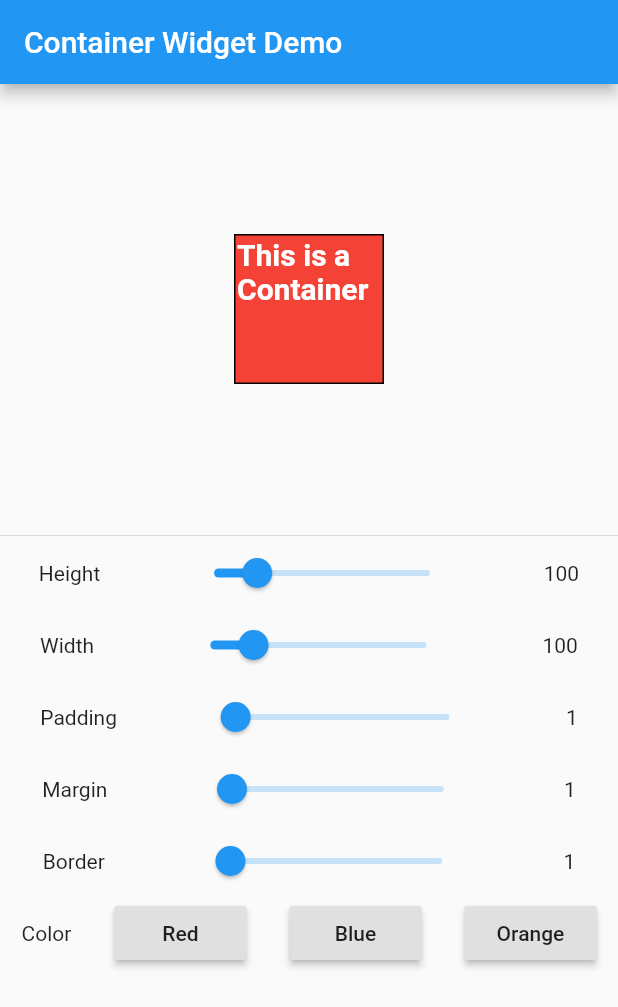
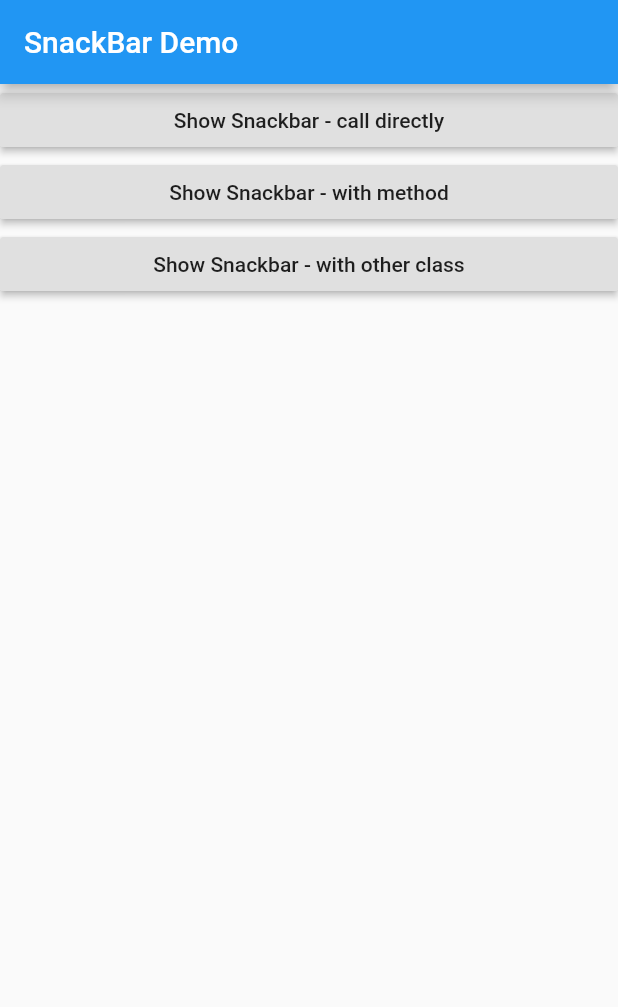
Before and after one commit to miji-lee-developer/flutter_examples, a Flutter app: the screen it shows after launch, on a phone screen of 412 x 824 dp. Shown: the top 1007 px of the screen. Run offline on Flutter 3.47's test engine with Material 2 defaults, Android fonts, the phone set to English and light mode, and no system bars.

Commit message:
Day 4. example - SnackBar Widget

```diff
--- a/lib/main.dart
+++ b/lib/main.dart
@@ -11,179 +11,95 @@ class MyApp extends StatelessWidget {
         primarySwatch: Colors.blue,
         visualDensity: VisualDensity.adaptivePlatformDensity,
       ),
-      home: ContainerWidget(title: 'Container Widget Demo'),
+      home: SnackBarWidget(title: 'SnackBar Demo'),
     );
   }
 }
 
-ContainerWidgetState pageState;
+SnackBarWidgetState pageState;
 
-class ContainerWidget extends StatefulWidget {
-  ContainerWidget({Key key, this.title}) : super(key: key);
+class SnackBarWidget extends StatefulWidget {
+  SnackBarWidget({Key key, this.title}) : super(key: key);
 
   final String title;
 
   @override
-  ContainerWidgetState createState(){
-    pageState = ContainerWidgetState();
+  SnackBarWidgetState createState() {
+    pageState = SnackBarWidgetState();
     return pageState;
   }
 }
 
-class ContainerWidgetState extends State<ContainerWidget>{
-  double _height = 100;
-  double _width = 100;
-  double _padding = 1;
-  double _margin = 1;
-  double _border = 1;
-  Color _bgColor = Colors.red;
+class SnackBarWidgetState extends State<SnackBarWidget> {
+  final scaffoldKey = GlobalKey<ScaffoldState>();
 
   @override
-  Widget build(BuildContext context){
+  Widget build(BuildContext context) {
     return Scaffold(
+      key: scaffoldKey,
       appBar: AppBar(title: Text(widget.title)),
       body: ListView(
         children: <Widget>[
-          Container(
-            height: 300,
-            child: Center(
-              child: Container(
-                height: _height,
-                width: _width,
-                padding: EdgeInsets.all(_padding),
-                margin: EdgeInsets.all(_margin),
-                decoration: BoxDecoration(
-                  color: _bgColor, border: Border.all(width: _border)
-                ),
-                child: Text(
-                  "This is a Container",
-                  style: TextStyle(
-                    color: Colors.white,
-                    fontSize: 20,
-                    fontWeight: FontWeight.bold
+          RaisedButton(
+            child: Text("Show Snackbar - call directly"),
+            onPressed: (){
+              scaffoldKey.currentState.showSnackBar(
+                SnackBar(
+                  content: Text("Did you call me?"),
+                  backgroundColor: Colors.orange,
+                  action: SnackBarAction(
+                    label: "Done",
+                    textColor: Colors.white,
+                    onPressed: (){},
                   ),
                 ),
-              ),
-            ),
+              );
+            },
           ),
-          Divider(height: 2),
-          Row(
-            mainAxisAlignment: MainAxisAlignment.spaceAround,
-            children: <Widget>[
-              Text("Height"),
-              Slider(
-                value: _height,
-                min: 50,
-                max: 300,
-                onChanged: (newValue){
-                  setState((){
-                    _height = newValue;
-                  });
-                },
-              ),
-              Text(_height.toInt().toString()),
-            ],
+          RaisedButton(
+            child: Text("Show Snackbar - with method"),
+            onPressed: (){
+              showSnackbarWithKey();
+            },
           ),
-          Row(
-            mainAxisAlignment: MainAxisAlignment.spaceAround,
-            children: <Widget>[
-              Text("Width"),
-              Slider(
-                value: _width,
-                min: 50,
-                max: 300,
-                onChanged: (newValue) {
-                  setState((){
-                    _width = newValue;
-                  });
-                },
-              ),
-              Text(_width.toInt().toString()),
-            ],
-          ),
-          Row(
-            mainAxisAlignment: MainAxisAlignment.spaceAround,
-            children: <Widget>[
-              Text("Padding"),
-              Slider(
-                value: _padding,
-                min: 0,
-                max: 100,
-                onChanged: (newValue) {
-                  setState((){
-                    _padding = newValue;
-                  });
-                },
-              ),
-              Text(_padding.toInt().toString()),
-            ],
-          ),
-          Row(
-            mainAxisAlignment: MainAxisAlignment.spaceAround,
-            children: <Widget>[
-              Text("Margin"),
-              Slider(
-                value: _margin,
-                min: 0,
-                max: 50,
-                onChanged: (newValue) {
-                  setState((){
-                    _margin = newValue;
-                  });
-                },
-              ),
-              Text(_margin.toInt().toString()),
-            ],
-          ),
-          Row(
-            mainAxisAlignment: MainAxisAlignment.spaceAround,
-            children: <Widget>[
-              Text("Border"),
-              Slider(
-                value: _border,
-                min: 0,
-                max: 50,
-                onChanged: (newValue) {
-                  setState((){
-                    _border = newValue;
-                  });
-                },
-              ),
-              Text(_border.toInt().toString()),
-            ],
-          ),
-          Row(
-            mainAxisAlignment: MainAxisAlignment.spaceAround,
-            children: <Widget>[
-              Text("Color"),
-              RaisedButton(
-                child: Text("Red"),
-                onPressed: (){
-                  setState((){
-                    _bgColor = Colors.red;
-                  });
-                },
-              ),
-              RaisedButton(
-                child: Text("Blue"),
-                onPressed:(){
-                  setState((){
-                    _bgColor = Colors.blue;
-                  });
-                },
-              ),
-              RaisedButton(
-                child: Text("Orange"),
-                onPressed: (){
-                  setState((){
-                    _bgColor = Colors.orange;
-                  });
-                },
-              ),
-            ],
+          RaisedButton(
+            child: Text("Show Snackbar - with other class"),
+            onPressed: () {
+              SnackBarManager.showSnackBar(scaffoldKey, "Hello");
+            },
           ),
         ],
       ),
     );
   }
+
+  showSnackbarWithKey() {
+    scaffoldKey.currentState.showSnackBar(
+      SnackBar(
+        content: Text("Did you call me?"),
+        backgroundColor: Colors.blue,
+        action: SnackBarAction(
+          label: "Done",
+          textColor: Colors.white,
+          onPressed: () {},
+        ),
+      ),
+    );
+  }
 }
+
+class SnackBarManager {
+  static void showSnackBar(GlobalKey<ScaffoldState> scaffoldKey, String message) {
+    scaffoldKey.currentState.showSnackBar(
+      SnackBar(
+        content: Text(message + ", Did you call me?"),
+        backgroundColor: Colors.red,
+        action: SnackBarAction(
+          label: "Done",
+          textColor: Colors.white,
+          onPressed: () {},
+        ),
+      ),
+    );
+  }
+}
```
